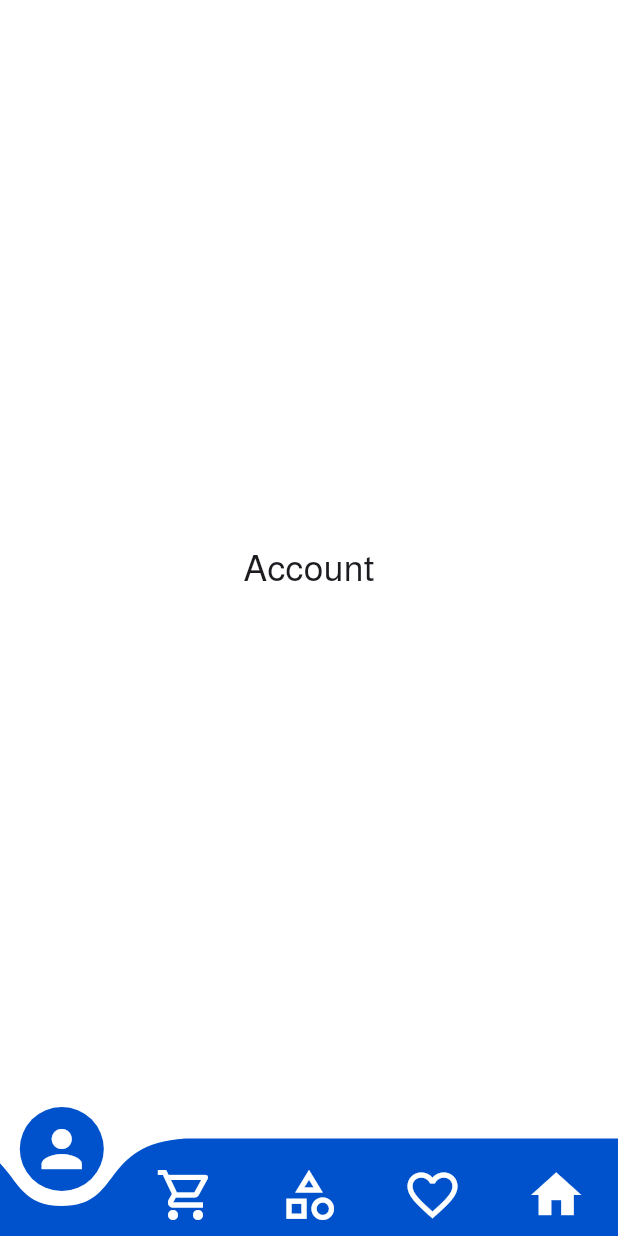
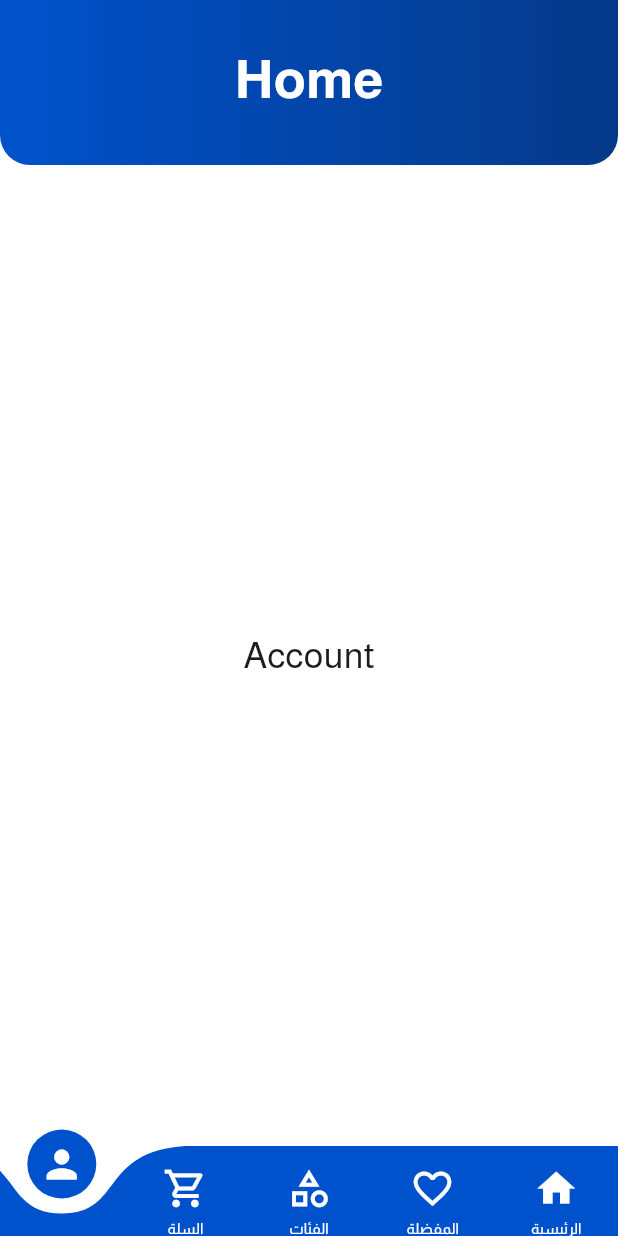
Before and after one commit to E-commerce-CS22/Flutter-app, a Flutter app: the HomePage screen opened directly, on a phone screen of 412 x 824 dp. Run offline on Flutter 3.47's test engine with Material 3 defaults, Android fonts, the phone set to English and light mode, and no system bars; drawn by our look-alikes of curved_navigation_bar; our stand-ins replace dartz, dio, flutter_bloc, flutter_svg, get_it, logger.

Commit message:
signup and buttom nav text

```diff
--- a/lib/common/bloc/button/button_state_cubit.dart
+++ b/lib/common/bloc/button/button_state_cubit.dart
@@ -9,8 +9,10 @@ class ButtonStateCubit extends Cubit<ButtonState> {
 
   Future<void> execute({dynamic params,required UseCase usecase }) async {
     emit(ButtonLoadingState());
+    await Future.delayed(const Duration(seconds:  2));
     try {
       Either returnedData = await usecase.call(params: params);
+
       returnedData.fold(
         (error) {
           emit(
--- a/lib/common/widgets/appbar/app_bar.dart
+++ b/lib/common/widgets/appbar/app_bar.dart
@@ -9,7 +9,7 @@ class CurvedAppBar extends StatelessWidget implements PreferredSizeWidget {
 
   const CurvedAppBar({
     this.title,
-    this.hideBack = false,
+    this.hideBack = true,
     this.backgroundColor,
     this.height,
     super.key,
@@ -45,6 +45,7 @@ class CurvedAppBar extends StatelessWidget implements PreferredSizeWidget {
                 color: AppColors.white,
                 fontSize: 36,
                 fontWeight: FontWeight.w700,
+                fontFamily: "Almarai",
               ),
               child: title ?? const SizedBox.shrink(),
             ),
@@ -55,7 +56,7 @@ class CurvedAppBar extends StatelessWidget implements PreferredSizeWidget {
   }
 
   @override
-  Size get preferredSize => Size.fromHeight(height ?? 150.0);
+  Size get preferredSize => Size.fromHeight(height ?? 110.0);
 }
 
 class AppBarClipper extends CustomClipper<Path> {
--- a/lib/common/widgets/button/basic_reactive_button.dart
+++ b/lib/common/widgets/button/basic_reactive_button.dart
@@ -33,6 +33,7 @@ class BasicReactiveButton extends StatelessWidget {
     return ElevatedButton(
       onPressed: null,
       style: ElevatedButton.styleFrom(
+        disabledBackgroundColor: Colors.grey,
         minimumSize: Size.fromHeight(height ?? 50),
       ),
       child: Container(
--- a/lib/common/widgets/navbar/bottom_nav_bar.dart
+++ b/lib/common/widgets/navbar/bottom_nav_bar.dart
@@ -1,7 +1,6 @@
 import 'package:flutter/material.dart';
 import 'package:curved_navigation_bar/curved_navigation_bar.dart';
 import 'package:smartstore/core/configs/theme/app_colors.dart';
-
 
 class CurvedNavBar extends StatelessWidget {
   final int currentIndex;
@@ -19,13 +18,13 @@ class CurvedNavBar extends StatelessWidget {
       backgroundColor: AppColors.white, // Background behind the bar
       color: AppColors.primary, // Bar color
       buttonBackgroundColor: AppColors.primary, // Active button color
-      height: 65,
-      items: const <Widget>[
-        Icon(Icons.person, size: 40, color: AppColors.white,),
-        Icon(Icons.shopping_cart_outlined, size: 40, color: AppColors.white,),
-        Icon(Icons.category_outlined, size: 40, color: AppColors.white,),
-        Icon(Icons.favorite_outline, size: 40, color: AppColors.white,),
-        Icon(Icons.home, size: 40, color: AppColors.white,),
+      height: 60, // Increased height to accommodate text
+      items: <Widget>[
+        _NavBarItem(icon: Icons.person, label: 'الحساب', isSelected: currentIndex == 0),
+        _NavBarItem(icon: Icons.shopping_cart_outlined, label: 'السلة', isSelected: currentIndex == 1),
+        _NavBarItem(icon: Icons.category_outlined, label: 'الفئات', isSelected: currentIndex == 2),
+        _NavBarItem(icon: Icons.favorite_outline, label: 'المفضلة', isSelected: currentIndex == 3),
+        _NavBarItem(icon: Icons.home, label: 'الرئيسية', isSelected: currentIndex == 4),
       ],
       animationDuration: const Duration(milliseconds: 300),
       index: currentIndex,
@@ -33,3 +32,41 @@ class CurvedNavBar extends StatelessWidget {
     );
   }
 }
+
+class _NavBarItem extends StatelessWidget {
+  final IconData icon;
+  final String label;
+  final bool isSelected;
+
+  const _NavBarItem({
+    required this.icon,
+    required this.label,
+    required this.isSelected,
+  });
+
+  @override
+  Widget build(BuildContext context) {
+    return Column(
+      mainAxisAlignment: MainAxisAlignment.center,
+      children: [
+        Icon(
+          icon,
+          size: 30,
+          color: AppColors.white,
+        ),
+        // Text will be hidden when the item is selected
+        if (!isSelected) ...[
+          const SizedBox(height: 4), // Space between icon and text
+          Text(
+            label,
+            style: const TextStyle(
+              color: AppColors.white,
+              fontSize: 10,
+              fontWeight: FontWeight.w500,
+            ),
+          ),
+        ],
+      ],
+    );
+  }
+}
--- a/lib/core/configs/theme/app_theme.dart
+++ b/lib/core/configs/theme/app_theme.dart
@@ -11,7 +11,8 @@ class AppTheme {
 
 
   static final appTheme = ThemeData(
-    primaryColor: AppColors.primary,
+    // primaryColor: AppColors.primary,
+    primaryColor: const Color(0xff0052cc),
     scaffoldBackgroundColor: AppColors.background,
     brightness: Brightness.light,
     fontFamily: 'Almarai',
@@ -22,6 +23,10 @@ class AppTheme {
     inputDecorationTheme: InputDecorationTheme(
         filled: true,
         fillColor: AppColors.secondBackground,
+        labelStyle: const TextStyle(
+        color: Color(0xff000000),
+        fontWeight: FontWeight.w400,
+        ),
         hintStyle: const TextStyle(
           color: Color(0xff000000),
           fontWeight: FontWeight.w400,
@@ -45,7 +50,10 @@ class AppTheme {
           borderRadius: BorderRadius.circular(100)
         )
       )
-    )
+    ),
+    progressIndicatorTheme: ProgressIndicatorThemeData(
+    color: AppColors.primary, // Use primary color for CircularProgressIndicator
+  ),
   );
 
 
--- a/lib/features/home/presentation/pages/home.dart
+++ b/lib/features/home/presentation/pages/home.dart
@@ -1,4 +1,5 @@
 import 'package:flutter/material.dart';
+import '../../../../common/widgets/appbar/app_bar.dart';
 import '../../../../common/widgets/navbar/bottom_nav_bar.dart';
 import '../../../../core/configs/theme/app_colors.dart';
 
@@ -24,6 +25,10 @@ class _HomePageState extends State<HomePage> {
   @override
   Widget build(BuildContext context) {
     return Scaffold(
+      appBar: const CurvedAppBar(
+        title: Text('Home',),
+
+      ),
       backgroundColor: AppColors.white, // Match navigation bar color
       body: _pages[_currentIndex], // Display the current page
       bottomNavigationBar: CurvedNavBar(
--- a/pubspec.yaml
+++ b/pubspec.yaml
@@ -19,6 +19,7 @@ dependencies:
   curved_navigation_bar: ^1.0.6
   dio:
   logger:
+  shared_preferences:
 
 dev_dependencies:
   flutter_test:
```
Also changed, not shown: lib/features/authentication/presentation/pages/signup_page.dart (+42 -20 lines), pubspec.lock.
